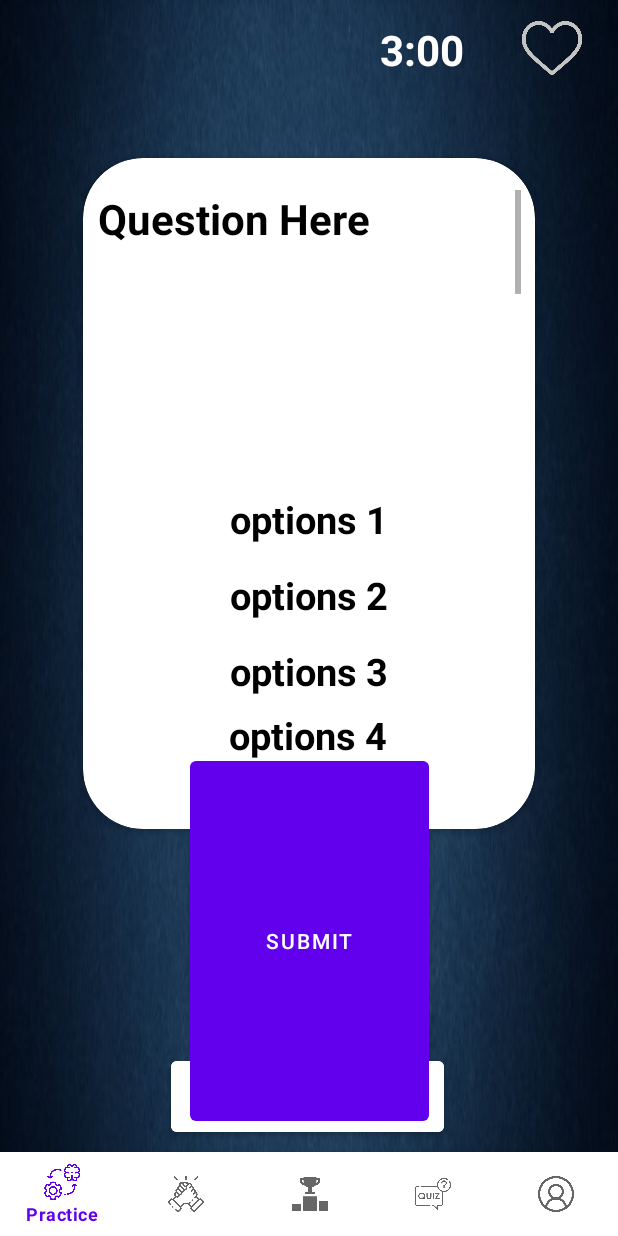
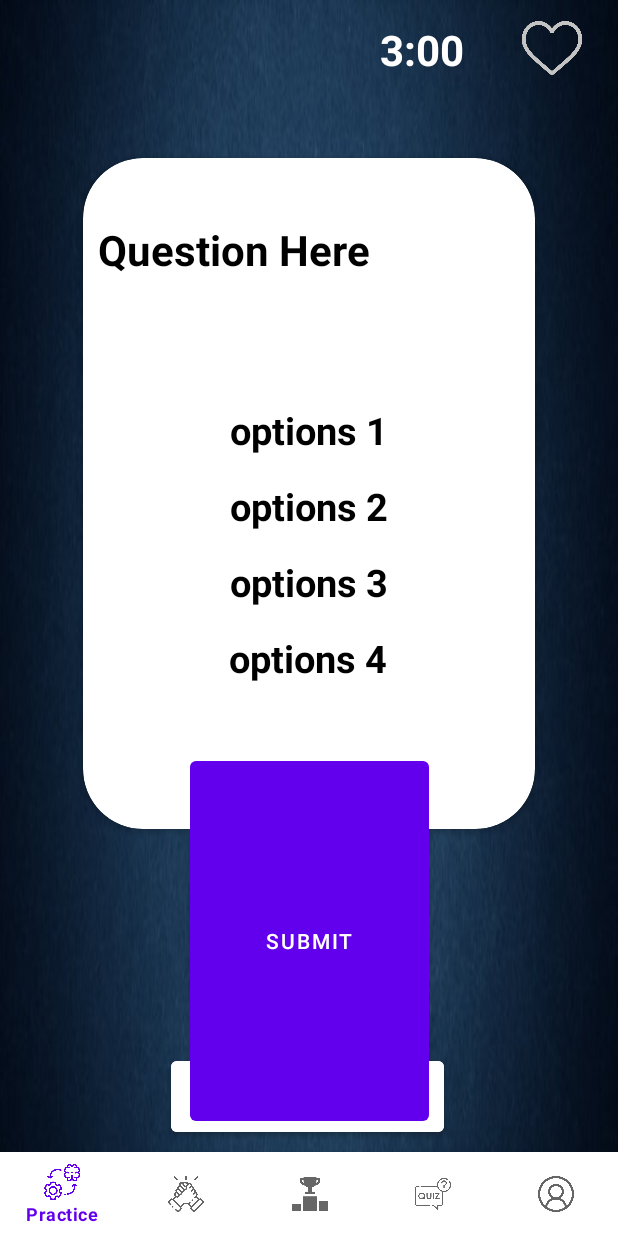
Before and after one commit to Akshi-ta/Quizzitch, an Android app: the CollabGameFragment screen opened through its navigation route, on a phone screen of 412 x 824 dp. Run offline under Robolectric (Android 15) with nearby library versions, the phone set to English and light mode, and no system bars; our stand-ins replace Firebase (no records; nobody signed in at launch, a user with empty details on screens opened directly), navigation-ui; 4 statements that could not run were skipped.

Commit message:
game iteration 4(TV scroll fix)

```diff
--- a/app/src/main/res/layout/fragment_collab_game.xml
+++ b/app/src/main/res/layout/fragment_collab_game.xml
@@ -35,59 +35,32 @@
                 <ScrollView
                     android:id="@+id/scrollView2"
                     android:layout_width="282dp"
-                    android:layout_height="118dp"
+                    android:layout_height="418dp"
                     app:layout_constraintBottom_toBottomOf="parent"
                     app:layout_constraintEnd_toEndOf="parent"
                     app:layout_constraintHorizontal_bias="0.533"
                     app:layout_constraintStart_toStartOf="parent"
                     app:layout_constraintTop_toTopOf="parent"
-                    app:layout_constraintVertical_bias="0.065">
+                    app:layout_constraintVertical_bias="0.485">
 
-                    <LinearLayout
-                        android:layout_width="wrap_content"
+                    <androidx.constraintlayout.widget.ConstraintLayout
+                        android:layout_width="match_parent"
                         android:layout_height="wrap_content">
 
                         <TextView
                             android:id="@+id/textView58"
                             android:layout_width="267dp"
                             android:layout_height="wrap_content"
-                            android:text="Question Here\n\n\n\n\n"
+                            android:layout_marginTop="28dp"
+                            android:text="Question Here"
                             android:textAllCaps="false"
                             android:textColor="@color/black"
                             android:textSize="28dp"
-                            android:textStyle="bold" />
-                    </LinearLayout>
-
-                </ScrollView>
-
-
-<!--                <RadioGroup-->
-<!--                    android:layout_width="wrap_content"-->
-<!--                    android:layout_height="wrap_content"-->
-<!--                    android:gravity="center"-->
-<!--                    android:id="@+id/optionsGroup"-->
-<!--                    app:layout_constraintBottom_toBottomOf="parent"-->
-<!--                    app:layout_constraintEnd_toEndOf="parent"-->
-<!--                    app:layout_constraintHorizontal_bias="0.431"-->
-<!--                    app:layout_constraintStart_toStartOf="parent"-->
-<!--                    app:layout_constraintTop_toBottomOf="@+id/textView58"-->
-<!--                    app:layout_constraintVertical_bias="0.707">-->
-
-
-<!--                <ScrollView-->
-<!--                    android:layout_width="282dp"-->
-<!--                    android:layout_height="218dp"-->
-<!--                    app:layout_constraintBottom_toBottomOf="parent"-->
-<!--                    app:layout_constraintEnd_toEndOf="parent"-->
-<!--                    app:layout_constraintHorizontal_bias="1.5"-->
-<!--                    app:layout_constraintStart_toStartOf="parent"-->
-<!--                    app:layout_constraintTop_toTopOf="parent"-->
-<!--                    app:layout_constraintVertical_bias="0.865">-->
-
-<!--                    <LinearLayout-->
-<!--                        android:layout_width="wrap_content"-->
-<!--                        android:orientation="vertical"-->
-<!--                        android:layout_height="wrap_content">-->
+                            android:textStyle="bold"
+                            app:layout_constraintEnd_toEndOf="parent"
+                            app:layout_constraintHorizontal_bias="0.0"
+                            app:layout_constraintStart_toStartOf="parent"
+                            app:layout_constraintTop_toTopOf="parent" />
 
                         <TextView
                             android:id="@+id/options1"
@@ -102,7 +75,7 @@
                             android:textStyle="bold"
                             app:layout_constraintEnd_toEndOf="parent"
                             app:layout_constraintStart_toStartOf="parent"
-                    app:layout_constraintTop_toBottomOf="@+id/scrollView2" />
+                            app:layout_constraintTop_toBottomOf="@+id/textView58" />
 
                         <TextView
                             android:id="@+id/options2"
@@ -139,6 +112,7 @@
                             android:layout_width="234dp"
                             android:layout_height="wrap_content"
                             android:gravity="center"
+                            android:layout_marginTop="16dp"
                             android:text="options 4"
                             android:textAllCaps="false"
                             android:textColor="@color/black"
@@ -150,6 +124,39 @@
                             app:layout_constraintStart_toStartOf="parent"
                             app:layout_constraintTop_toBottomOf="@+id/options3"
                             app:layout_constraintVertical_bias="0.152" />
+                    </androidx.constraintlayout.widget.ConstraintLayout>
+
+                </ScrollView>
+
+
+<!--                <RadioGroup-->
+<!--                    android:layout_width="wrap_content"-->
+<!--                    android:layout_height="wrap_content"-->
+<!--                    android:gravity="center"-->
+<!--                    android:id="@+id/optionsGroup"-->
+<!--                    app:layout_constraintBottom_toBottomOf="parent"-->
+<!--                    app:layout_constraintEnd_toEndOf="parent"-->
+<!--                    app:layout_constraintHorizontal_bias="0.431"-->
+<!--                    app:layout_constraintStart_toStartOf="parent"-->
+<!--                    app:layout_constraintTop_toBottomOf="@+id/textView58"-->
+<!--                    app:layout_constraintVertical_bias="0.707">-->
+
+
+<!--                <ScrollView-->
+<!--                    android:layout_width="282dp"-->
+<!--                    android:layout_height="218dp"-->
+<!--                    app:layout_constraintBottom_toBottomOf="parent"-->
+<!--                    app:layout_constraintEnd_toEndOf="parent"-->
+<!--                    app:layout_constraintHorizontal_bias="1.5"-->
+<!--                    app:layout_constraintStart_toStartOf="parent"-->
+<!--                    app:layout_constraintTop_toTopOf="parent"-->
+<!--                    app:layout_constraintVertical_bias="0.865">-->
+
+<!--                    <LinearLayout-->
+<!--                        android:layout_width="wrap_content"-->
+<!--                        android:orientation="vertical"-->
+<!--                        android:layout_height="wrap_content">-->
+
                 <!--                    </LinearLayout>-->
 
 
```
Also changed, not shown: app/src/main/java/com/example/quizzitch/ui/collab/CollabGameFragment.kt (+41 -24 lines). Lines whose indentation alone changed are shown as unchanged.
